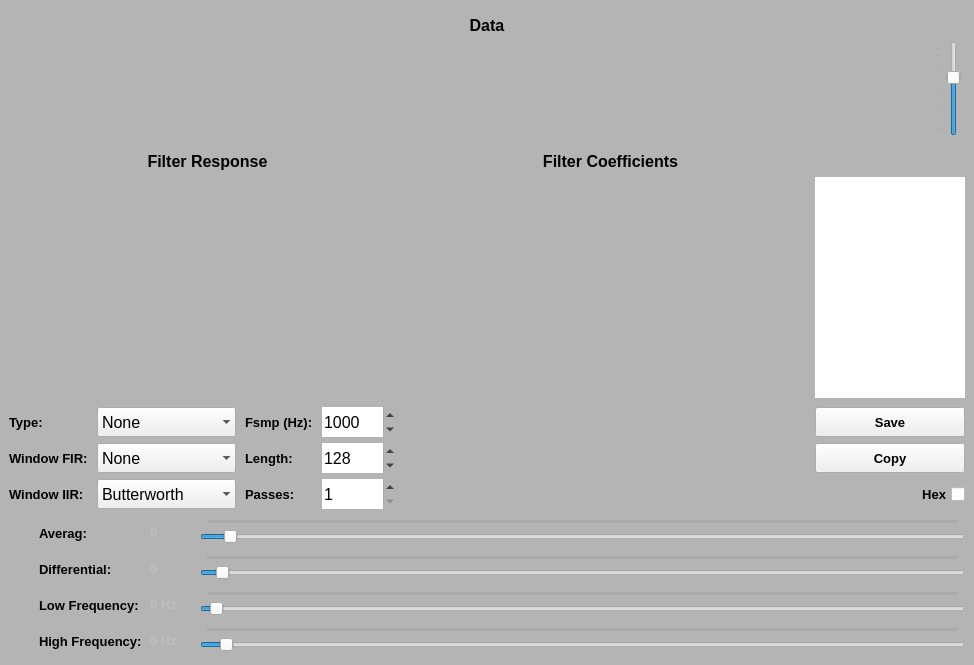
First picture: the form in FilterMaker/FilterMaker/mainwindow.ui, repository Bazzzukasss/FilterMaker, before the edit.
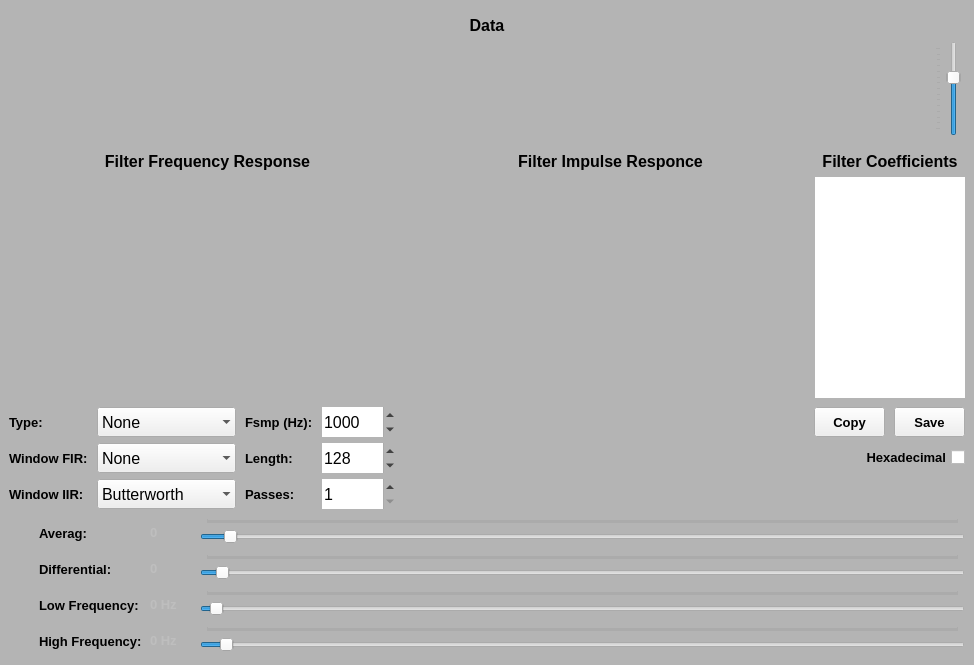
Second picture: the form after the edit. Icons and pictures are not drawn. Custom widgets are drawn as their Qt base class.

Diff of the .ui file:
```diff
--- a/FilterMaker/FilterMaker/mainwindow.ui
+++ b/FilterMaker/FilterMaker/mainwindow.ui
@@ -243,7 +243,7 @@
              </font>
             </property>
             <property name="text">
-             <string>Filter Response</string>
+             <string>Filter Frequency Response</string>
             </property>
             <property name="alignment">
              <set>Qt::AlignCenter</set>
@@ -311,7 +311,7 @@
              </font>
             </property>
             <property name="text">
-             <string>Filter Coefficients</string>
+             <string>Filter Impulse Responce</string>
             </property>
             <property name="alignment">
              <set>Qt::AlignCenter</set>
@@ -371,8 +371,18 @@
               <height>32</height>
              </size>
             </property>
+            <property name="font">
+             <font>
+              <pointsize>12</pointsize>
+              <weight>75</weight>
+              <bold>true</bold>
+             </font>
+            </property>
             <property name="text">
-             <string/>
+             <string>Filter Coefficients</string>
+            </property>
+            <property name="alignment">
+             <set>Qt::AlignCenter</set>
             </property>
            </widget>
           </item>
@@ -892,17 +902,17 @@
          </item>
         </widget>
        </item>
-       <item row="2" column="6">
+       <item row="2" column="9">
         <widget class="QPushButton" name="pushButton_Save">
          <property name="minimumSize">
           <size>
-           <width>150</width>
+           <width>71</width>
            <height>30</height>
           </size>
          </property>
          <property name="maximumSize">
           <size>
-           <width>150</width>
+           <width>71</width>
            <height>30</height>
           </size>
          </property>
@@ -916,19 +926,29 @@
          <property name="text">
           <string>Save</string>
          </property>
+         <property name="icon">
+          <iconset resource="images.qrc">
+           <normaloff>:/images/images/save.png</normaloff>:/images/images/save.png</iconset>
+         </property>
+         <property name="iconSize">
+          <size>
+           <width>16</width>
+           <height>16</height>
+          </size>
+         </property>
         </widget>
        </item>
-       <item row="3" column="6">
+       <item row="2" column="8">
         <widget class="QPushButton" name="pushButton_Copy">
          <property name="minimumSize">
           <size>
-           <width>150</width>
+           <width>71</width>
            <height>30</height>
           </size>
          </property>
          <property name="maximumSize">
           <size>
-           <width>150</width>
+           <width>71</width>
            <height>30</height>
           </size>
          </property>
@@ -944,14 +964,8 @@
          </property>
         </widget>
        </item>
-       <item row="4" column="6">
+       <item row="3" column="8" colspan="2">
         <widget class="QCheckBox" name="checkBox_Hex">
-         <property name="maximumSize">
-          <size>
-           <width>80</width>
-           <height>30</height>
-          </size>
-         </property>
          <property name="font">
           <font>
            <pointsize>10</pointsize>
@@ -963,7 +977,7 @@
           <enum>Qt::RightToLeft</enum>
          </property>
          <property name="text">
-          <string>Hex</string>
+          <string>Hexadecimal</string>
          </property>
         </widget>
        </item>
```
Left out of the diff: 4 changed lines with no effect on the pictures.
